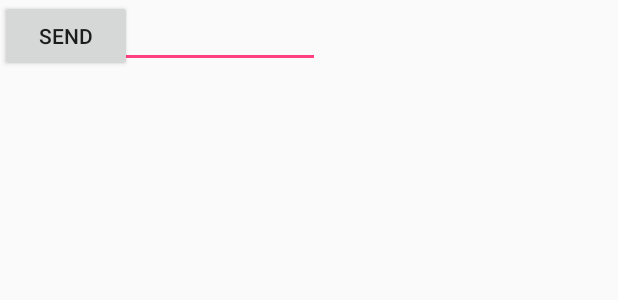
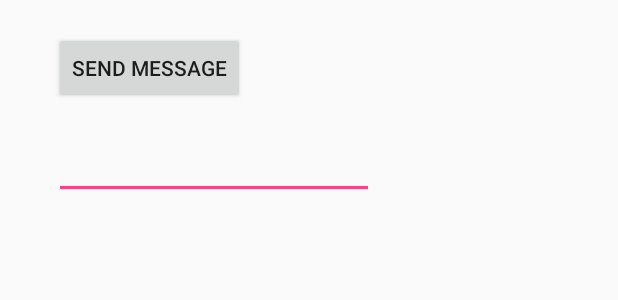
Before and after one commit to Serduk/messenger, an Android app: the layout activity_create_message.xml on its own in the app's theme, with its tools: preview values and no code run, on a phone screen of 412 x 824 dp. Shown: the top 300 px of the screen. Run offline under Robolectric (Android 15) with nearby library versions, the phone set to English and light mode, and no system bars.

Commit message:
add 2nd activity. Refactoring main activity to workable state

```diff
--- a/app/src/main/AndroidManifest.xml
+++ b/app/src/main/AndroidManifest.xml
@@ -16,6 +16,9 @@
                 <category android:name="android.intent.category.LAUNCHER" />
             </intent-filter>
         </activity>
+        <activity android:name=".ReceiveMessageActivity"
+            android:label="@string/receiveMessageActivity">
+        </activity>
     </application>
 
 </manifest>
--- a/app/src/main/res/layout/activity_create_message.xml
+++ b/app/src/main/res/layout/activity_create_message.xml
@@ -1,6 +1,5 @@
 <?xml version="1.0" encoding="utf-8"?>
-<android.support.constraint.ConstraintLayout xmlns:android="http://schemas.android.com/apk/res/android"
-    xmlns:app="http://schemas.android.com/apk/res-auto"
+<RelativeLayout xmlns:android="http://schemas.android.com/apk/res/android"
     xmlns:tools="http://schemas.android.com/tools"
     android:layout_width="match_parent"
     android:layout_height="match_parent"
@@ -10,9 +9,9 @@
         android:id="@+id/sendButton"
         android:layout_width="wrap_content"
         android:layout_height="wrap_content"
-        android:layout_alignParentLeft="true"
+        android:layout_alignParentStart="true"
         android:layout_alignParentTop="true"
-        android:layout_marginLeft="36dp"
+        android:layout_marginStart="36dp"
         android:layout_marginTop="21dp"
         android:onClick="onSendMessage"
         android:text="@string/send"/>
@@ -21,10 +20,11 @@
         android:id="@+id/message"
         android:layout_width="wrap_content"
         android:layout_height="wrap_content"
-        android:layout_alignLeft="@+id/sendButton"
-        android:layout_alignBelow="@+id/sendButton"
+        android:layout_alignStart="@+id/sendButton"
+        android:layout_below="@+id/sendButton"
         android:layout_marginTop="18dp"
-        android:ems="10"/>
+        android:ems="10"
+        android:inputType="text"/>
 
     <!--<TextView-->
         <!--android:layout_width="wrap_content"-->
@@ -35,4 +35,4 @@
         <!--app:layout_constraintRight_toRightOf="parent"-->
         <!--app:layout_constraintTop_toTopOf="parent" />-->
 
-</android.support.constraint.ConstraintLayout>
+</RelativeLayout>
--- a/app/src/main/res/values/strings.xml
+++ b/app/src/main/res/values/strings.xml
@@ -1,4 +1,5 @@
 <resources>
     <string name="app_name">Messenger</string>
-    <string name="send">Send</string>
+    <string name="send">Send Message</string>
+    <string name="receiveMessageActivity">Received Message</string>
 </resources>
--- a/build.gradle
+++ b/build.gradle
@@ -7,7 +7,7 @@ buildscript {
         jcenter()
     }
     dependencies {
-        classpath 'com.android.tools.build:gradle:3.0.0'
+        classpath 'com.android.tools.build:gradle:3.0.1'
 
 
         // NOTE: Do not place your application dependencies here; they belong
```
Also changed, not shown: app/src/main/java/com/example/serdyuk/messenger/CreateMessageActivity.java (+7 -2 lines), app/src/main/java/com/example/serdyuk/messenger/ReceiveMessageActivity.java (added, +13 -0 lines), app/src/main/res/layout/activity_receive_message_ativity.xml (added, +9 -0 lines).
